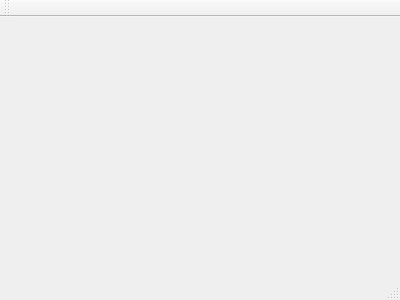
stackyjoe/lamothe-music-player, file mainwindow.ui: the form before one commit.
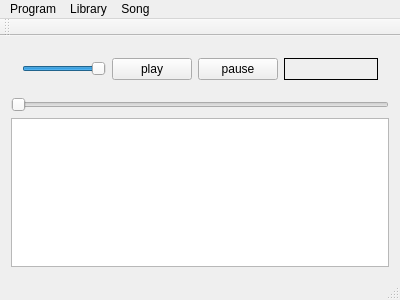
The form after the commit.

What changed in the file:
```diff
--- a/mainwindow.ui
+++ b/mainwindow.ui
@@ -9,16 +9,180 @@
     <height>300</height>
    </rect>
   </property>
-  <property name="windowTitle" >
+  <property name="sizePolicy">
+   <sizepolicy hsizetype="Maximum" vsizetype="Maximum">
+    <horstretch>0</horstretch>
+    <verstretch>0</verstretch>
+   </sizepolicy>
+  </property>
+  <property name="windowTitle">
    <string>MainWindow</string>
   </property>
-  <widget class="QMenuBar" name="menuBar" />
-  <widget class="QToolBar" name="mainToolBar" />
-  <widget class="QWidget" name="centralWidget" />
-  <widget class="QStatusBar" name="statusBar" />
+  <widget class="QWidget" name="centralWidget">
+   <layout class="QVBoxLayout" name="verticalLayout">
+    <item>
+     <widget class="QWidget" name="basic_controls" native="true">
+      <layout class="QHBoxLayout" name="horizontalLayout">
+       <item>
+        <widget class="QSlider" name="volumeSlider">
+         <property name="sizePolicy">
+          <sizepolicy hsizetype="Maximum" vsizetype="Fixed">
+           <horstretch>0</horstretch>
+           <verstretch>0</verstretch>
+          </sizepolicy>
+         </property>
+         <property name="value">
+          <number>99</number>
+         </property>
+         <property name="orientation">
+          <enum>Qt::Horizontal</enum>
+         </property>
+        </widget>
+       </item>
+       <item>
+        <widget class="QPushButton" name="playButton">
+         <property name="text">
+          <string>play</string>
+         </property>
+        </widget>
+       </item>
+       <item>
+        <widget class="QPushButton" name="pauseButton">
+         <property name="text">
+          <string>pause</string>
+         </property>
+        </widget>
+       </item>
+       <item>
+        <widget class="QLabel" name="currently_playing_label">
+         <property name="sizePolicy">
+          <sizepolicy hsizetype="Expanding" vsizetype="Preferred">
+           <horstretch>0</horstretch>
+           <verstretch>0</verstretch>
+          </sizepolicy>
+         </property>
+         <property name="frameShape">
+          <enum>QFrame::Box</enum>
+         </property>
+         <property name="text">
+          <string/>
+         </property>
+         <property name="wordWrap">
+          <bool>true</bool>
+         </property>
+        </widget>
+       </item>
+      </layout>
+     </widget>
+    </item>
+    <item>
+     <widget class="QSlider" name="seekSlider">
+      <property name="maximum">
+       <number>10000</number>
+      </property>
+      <property name="tracking">
+       <bool>false</bool>
+      </property>
+      <property name="orientation">
+       <enum>Qt::Horizontal</enum>
+      </property>
+     </widget>
+    </item>
+    <item>
+     <widget class="QListView" name="listView"/>
+    </item>
+   </layout>
+  </widget>
+  <widget class="QMenuBar" name="menuBar">
+   <property name="geometry">
+    <rect>
+     <x>0</x>
+     <y>0</y>
+     <width>400</width>
+     <height>24</height>
+    </rect>
+   </property>
+   <widget class="QMenu" name="menuOpen">
+    <property name="title">
+     <string>Program</string>
+    </property>
+    <addaction name="actionPreferences"/>
+    <addaction name="actionExitProgram"/>
+   </widget>
+   <widget class="QMenu" name="menuLibrary">
+    <property name="title">
+     <string>Library</string>
+    </property>
+    <addaction name="actionOpenLibrary"/>
+    <addaction name="actionSaveLibrary"/>
+   </widget>
+   <widget class="QMenu" name="menuSong">
+    <property name="title">
+     <string>Song</string>
+    </property>
+    <addaction name="actionAddSong"/>
+    <addaction name="actionAddFolder"/>
+    <addaction name="actionRecusivelyAddFolder"/>
+   </widget>
+   <addaction name="menuOpen"/>
+   <addaction name="menuLibrary"/>
+   <addaction name="menuSong"/>
+  </widget>
+  <widget class="QToolBar" name="mainToolBar">
+   <attribute name="toolBarArea">
+    <enum>TopToolBarArea</enum>
+   </attribute>
+   <attribute name="toolBarBreak">
+    <bool>false</bool>
+   </attribute>
+  </widget>
+  <widget class="QStatusBar" name="statusBar"/>
+  <action name="actionOpenLibrary">
+   <property name="text">
+    <string>Open Libary</string>
+   </property>
+   <property name="toolTip">
+    <string>Open an existing library file</string>
+   </property>
+  </action>
+  <action name="actionExitProgram">
+   <property name="text">
+    <string>Exit</string>
+   </property>
+   <property name="shortcut">
+    <string>Ctrl+Q</string>
+   </property>
+  </action>
+  <action name="actionPreferences">
+   <property name="text">
+    <string>Preferences</string>
+   </property>
+  </action>
+  <action name="actionSaveLibrary">
+   <property name="text">
+    <string>Save Library</string>
+   </property>
+  </action>
+  <action name="actionAddSong">
+   <property name="text">
+    <string>Add song</string>
+   </property>
+   <property name="shortcut">
+    <string>Ctrl+O</string>
+   </property>
+  </action>
+  <action name="actionAddFolder">
+   <property name="text">
+    <string>Add folder</string>
+   </property>
+  </action>
+  <action name="actionRecusivelyAddFolder">
+   <property name="text">
+    <string>Recusively add folder</string>
+   </property>
+  </action>
  </widget>
- <layoutDefault spacing="6" margin="11" />
- <pixmapfunction></pixmapfunction>
+ <layoutdefault spacing="6" margin="11"/>
  <resources/>
  <connections/>
 </ui>
```
Left out of the diff: 5 changed lines with no effect on the pictures.
